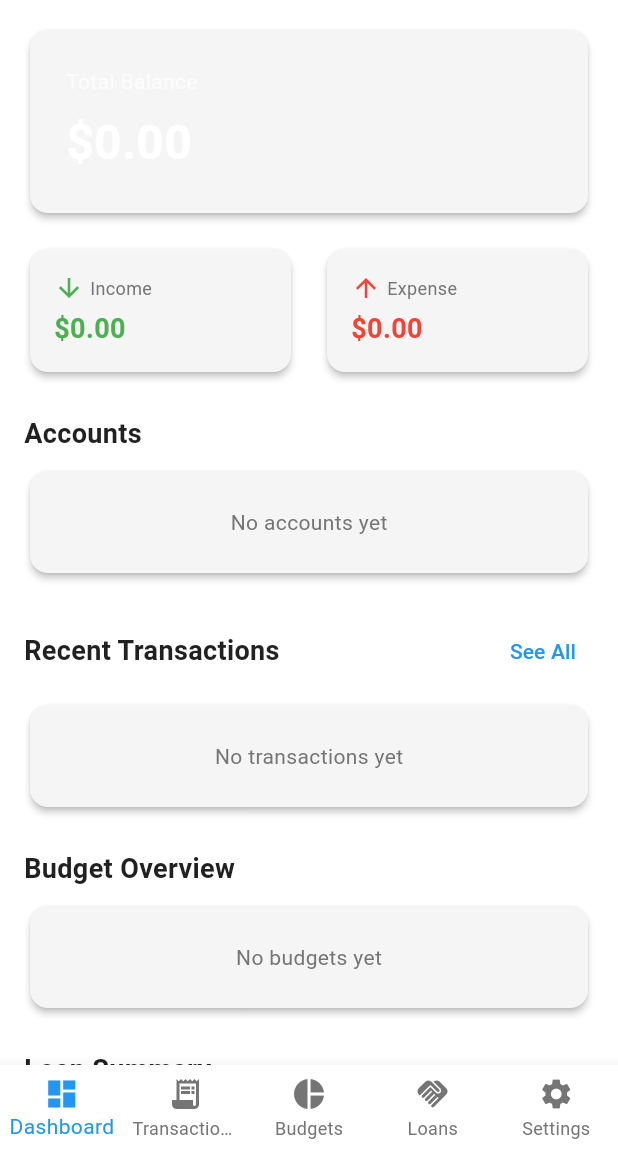
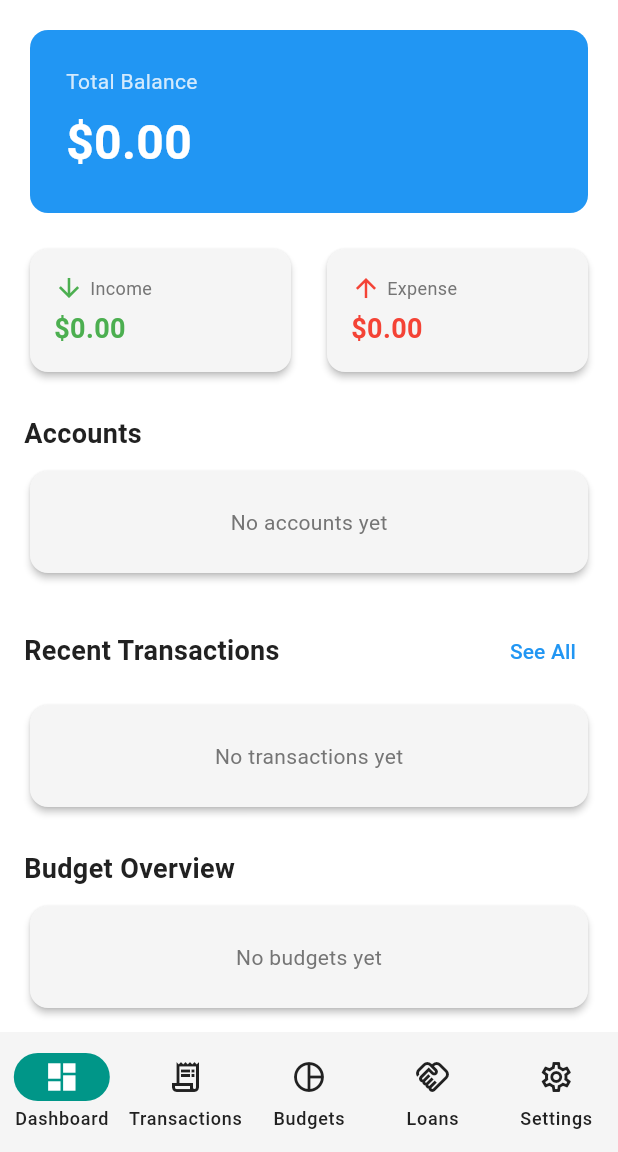
Before and after one commit to irfanekon04/walletflow, a Flutter app: the HomePage screen opened by its route, on a phone screen of 412 x 824 dp, the part 84-1236 px from its top. Run offline on Flutter 3.47's test engine with Material 3 defaults, Android fonts, the phone set to English and light mode, and no system bars; our stand-ins replace connectivity_plus, flutter_dotenv, get, hive, hive_flutter, supabase_flutter; accounts and stored records are empty; statements that could not run were skipped.

Commit message:
fixed ui

```diff
--- a/lib/app/pages/home_page.dart
+++ b/lib/app/pages/home_page.dart
@@ -31,29 +31,33 @@ class _HomePageState extends State<HomePage> {
         index: _currentIndex,
         children: _pages,
       ),
-      bottomNavigationBar: BottomNavigationBar(
-        currentIndex: _currentIndex,
-        onTap: (index) => setState(() => _currentIndex = index),
-        type: BottomNavigationBarType.fixed,
-        items: const [
-          BottomNavigationBarItem(
-            icon: Icon(Icons.dashboard),
+      bottomNavigationBar: NavigationBar(
+        selectedIndex: _currentIndex,
+        onDestinationSelected: (index) => setState(() => _currentIndex = index),
+        destinations: const [
+          NavigationDestination(
+            icon: Icon(Icons.dashboard_outlined),
+            selectedIcon: Icon(Icons.dashboard),
             label: AppStrings.dashboard,
           ),
-          BottomNavigationBarItem(
-            icon: Icon(Icons.receipt_long),
+          NavigationDestination(
+            icon: Icon(Icons.receipt_long_outlined),
+            selectedIcon: Icon(Icons.receipt_long),
             label: AppStrings.transactions,
           ),
-          BottomNavigationBarItem(
-            icon: Icon(Icons.pie_chart),
+          NavigationDestination(
+            icon: Icon(Icons.pie_chart_outline),
+            selectedIcon: Icon(Icons.pie_chart),
             label: AppStrings.budgets,
           ),
-          BottomNavigationBarItem(
-            icon: Icon(Icons.handshake),
+          NavigationDestination(
+            icon: Icon(Icons.handshake_outlined),
+            selectedIcon: Icon(Icons.handshake),
             label: AppStrings.loans,
           ),
-          BottomNavigationBarItem(
-            icon: Icon(Icons.settings),
+          NavigationDestination(
+            icon: Icon(Icons.settings_outlined),
+            selectedIcon: Icon(Icons.settings),
             label: AppStrings.settings,
           ),
         ],
--- a/lib/core/theme/app_theme.dart
+++ b/lib/core/theme/app_theme.dart
@@ -5,41 +5,61 @@ class AppTheme {
   static ThemeData lightTheme = ThemeData(
     useMaterial3: true,
     brightness: Brightness.light,
-    colorScheme: const ColorScheme.light(
+    colorScheme: ColorScheme.fromSeed(
+      seedColor: AppColors.primary,
+      brightness: Brightness.light,
       primary: AppColors.primary,
-      primaryContainer: AppColors.primaryVariant,
       secondary: AppColors.secondary,
       surface: AppColors.surface,
       error: AppColors.error,
-      onPrimary: AppColors.onPrimary,
-      onSecondary: AppColors.onPrimary,
-      onSurface: AppColors.onBackground,
-      onError: AppColors.onPrimary,
     ),
     scaffoldBackgroundColor: AppColors.background,
     appBarTheme: const AppBarTheme(
       backgroundColor: AppColors.primary,
       foregroundColor: AppColors.onPrimary,
       elevation: 0,
+      scrolledUnderElevation: 2,
       centerTitle: true,
     ),
     cardTheme: CardThemeData(
       color: AppColors.surface,
-      elevation: 2,
+      elevation: 1,
+      shadowColor: Colors.black26,
       shape: RoundedRectangleBorder(
-        borderRadius: BorderRadius.circular(12),
+        borderRadius: BorderRadius.circular(16),
       ),
     ),
     floatingActionButtonTheme: const FloatingActionButtonThemeData(
       backgroundColor: AppColors.secondary,
       foregroundColor: AppColors.onPrimary,
+      elevation: 4,
+      highlightElevation: 8,
     ),
-    bottomNavigationBarTheme: const BottomNavigationBarThemeData(
+    navigationBarTheme: NavigationBarThemeData(
       backgroundColor: AppColors.background,
-      selectedItemColor: AppColors.primary,
-      unselectedItemColor: AppColors.onSurface,
-      type: BottomNavigationBarType.fixed,
-      elevation: 8,
+      indicatorColor: AppColors.primary.withValues(alpha: 0.2),
+      labelTextStyle: WidgetStateProperty.resolveWith((states) {
+        if (states.contains(WidgetState.selected)) {
+          return const TextStyle(
+            fontSize: 12,
+            fontWeight: FontWeight.w600,
+            color: AppColors.primary,
+          );
+        }
+        return TextStyle(
+          fontSize: 12,
+          fontWeight: FontWeight.w500,
+          color: AppColors.onSurface,
+        );
+      }),
+      iconTheme: WidgetStateProperty.resolveWith((states) {
+        if (states.contains(WidgetState.selected)) {
+          return const IconThemeData(color: AppColors.primary);
+        }
+        return IconThemeData(color: AppColors.onSurface);
+      }),
+      height: 72,
+      elevation: 3,
     ),
     inputDecorationTheme: InputDecorationTheme(
       filled: true,
@@ -48,78 +68,137 @@ class AppTheme {
         borderRadius: BorderRadius.circular(12),
         borderSide: BorderSide.none,
       ),
+      enabledBorder: OutlineInputBorder(
+        borderRadius: BorderRadius.circular(12),
+        borderSide: BorderSide(color: Colors.grey.shade300),
+      ),
       focusedBorder: OutlineInputBorder(
         borderRadius: BorderRadius.circular(12),
         borderSide: const BorderSide(color: AppColors.primary, width: 2),
       ),
-      contentPadding: const EdgeInsets.symmetric(horizontal: 16, vertical: 14),
+      errorBorder: OutlineInputBorder(
+        borderRadius: BorderRadius.circular(12),
+        borderSide: const BorderSide(color: AppColors.error),
+      ),
+      contentPadding: const EdgeInsets.symmetric(horizontal: 16, vertical: 16),
     ),
-    elevatedButtonTheme: ElevatedButtonThemeData(
-      style: ElevatedButton.styleFrom(
+    filledButtonTheme: FilledButtonThemeData(
+      style: FilledButton.styleFrom(
         backgroundColor: AppColors.primary,
         foregroundColor: AppColors.onPrimary,
-        padding: const EdgeInsets.symmetric(horizontal: 24, vertical: 12),
+        padding: const EdgeInsets.symmetric(horizontal: 24, vertical: 14),
         shape: RoundedRectangleBorder(
           borderRadius: BorderRadius.circular(12),
         ),
+        minimumSize: const Size(64, 48),
+      ),
+    ),
+    outlinedButtonTheme: OutlinedButtonThemeData(
+      style: OutlinedButton.styleFrom(
+        foregroundColor: AppColors.primary,
+        padding: const EdgeInsets.symmetric(horizontal: 24, vertical: 14),
+        shape: RoundedRectangleBorder(
+          borderRadius: BorderRadius.circular(12),
+        ),
+        side: const BorderSide(color: AppColors.primary),
+        minimumSize: const Size(64, 48),
       ),
     ),
     textButtonTheme: TextButtonThemeData(
       style: TextButton.styleFrom(
         foregroundColor: AppColors.primary,
+        padding: const EdgeInsets.symmetric(horizontal: 16, vertical: 8),
       ),
     ),
     bottomSheetTheme: const BottomSheetThemeData(
       shape: RoundedRectangleBorder(
-        borderRadius: BorderRadius.vertical(top: Radius.circular(16)),
+        borderRadius: BorderRadius.vertical(top: Radius.circular(24)),
       ),
+      showDragHandle: true,
+      dragHandleColor: Colors.grey,
     ),
     snackBarTheme: SnackBarThemeData(
       behavior: SnackBarBehavior.floating,
       shape: RoundedRectangleBorder(
+        borderRadius: BorderRadius.circular(12),
+      ),
+    ),
+    chipTheme: ChipThemeData(
+      backgroundColor: AppColors.surface,
+      selectedColor: AppColors.primary.withValues(alpha: 0.2),
+      labelStyle: const TextStyle(fontSize: 14),
+      shape: RoundedRectangleBorder(
         borderRadius: BorderRadius.circular(8),
       ),
+    ),
+    dividerTheme: const DividerThemeData(
+      color: Color(0xFFE0E0E0),
+      thickness: 1,
+      space: 1,
+    ),
+    listTileTheme: const ListTileThemeData(
+      contentPadding: EdgeInsets.symmetric(horizontal: 16, vertical: 4),
     ),
   );
 
   static ThemeData darkTheme = ThemeData(
     useMaterial3: true,
     brightness: Brightness.dark,
-    colorScheme: const ColorScheme.dark(
+    colorScheme: ColorScheme.fromSeed(
+      seedColor: AppColors.primaryDark,
+      brightness: Brightness.dark,
       primary: AppColors.primaryDark,
-      primaryContainer: AppColors.primaryVariantDark,
       secondary: AppColors.secondaryDark,
       surface: AppColors.surfaceDark,
       error: AppColors.errorDark,
-      onPrimary: AppColors.onPrimaryDark,
-      onSecondary: AppColors.onPrimaryDark,
-      onSurface: AppColors.onBackgroundDark,
-      onError: AppColors.onPrimaryDark,
     ),
     scaffoldBackgroundColor: AppColors.backgroundDark,
     appBarTheme: const AppBarTheme(
       backgroundColor: AppColors.surfaceDark,
       foregroundColor: AppColors.onBackgroundDark,
       elevation: 0,
+      scrolledUnderElevation: 2,
       centerTitle: true,
     ),
     cardTheme: CardThemeData(
       color: AppColors.surfaceDark,
-      elevation: 2,
+      elevation: 1,
+      shadowColor: Colors.black45,
       shape: RoundedRectangleBorder(
-        borderRadius: BorderRadius.circular(12),
+        borderRadius: BorderRadius.circular(16),
       ),
     ),
     floatingActionButtonTheme: const FloatingActionButtonThemeData(
       backgroundColor: AppColors.secondaryDark,
       foregroundColor: AppColors.onPrimaryDark,
+      elevation: 4,
+      highlightElevation: 8,
     ),
-    bottomNavigationBarTheme: const BottomNavigationBarThemeData(
+    navigationBarTheme: NavigationBarThemeData(
       backgroundColor: AppColors.surfaceDark,
-      selectedItemColor: AppColors.primaryDark,
-      unselectedItemColor: AppColors.onSurfaceDark,
-      type: BottomNavigationBarType.fixed,
-      elevation: 8,
+      indicatorColor: AppColors.primaryDark.withValues(alpha: 0.2),
+      labelTextStyle: WidgetStateProperty.resolveWith((states) {
+        if (states.contains(WidgetState.selected)) {
+          return const TextStyle(
+            fontSize: 12,
+            fontWeight: FontWeight.w600,
+            color: AppColors.primaryDark,
+          );
+        }
+        return TextStyle(
+          fontSize: 12,
+          fontWeight: FontWeight.w500,
+          color: AppColors.onSurfaceDark,
+        );
+      }),
+      iconTheme: WidgetStateProperty.resolveWith((states) {
+        if (states.contains(WidgetState.selected)) {
+          return const IconThemeData(color: AppColors.primaryDark);
+        }
+        return IconThemeData(color: AppColors.onSurfaceDark);
+      }),
+      height: 72,
+      elevation: 3,
     ),
     inputDecorationTheme: InputDecorationTheme(
       filled: true,
@@ -128,37 +207,76 @@ class AppTheme {
         borderRadius: BorderRadius.circular(12),
         borderSide: BorderSide.none,
       ),
+      enabledBorder: OutlineInputBorder(
+        borderRadius: BorderRadius.circular(12),
+        borderSide: BorderSide(color: Colors.grey.shade700),
+      ),
       focusedBorder: OutlineInputBorder(
         borderRadius: BorderRadius.circular(12),
         borderSide: const BorderSide(color: AppColors.primaryDark, width: 2),
       ),
-      contentPadding: const EdgeInsets.symmetric(horizontal: 16, vertical: 14),
+      errorBorder: OutlineInputBorder(
+        borderRadius: BorderRadius.circular(12),
+        borderSide: const BorderSide(color: AppColors.errorDark),
+      ),
+      contentPadding: const EdgeInsets.symmetric(horizontal: 16, vertical: 16),
     ),
-    elevatedButtonTheme: ElevatedButtonThemeData(
-      style: ElevatedButton.styleFrom(
+    filledButtonTheme: FilledButtonThemeData(
+      style: FilledButton.styleFrom(
         backgroundColor: AppColors.primaryDark,
         foregroundColor: AppColors.onPrimaryDark,
-        padding: const EdgeInsets.symmetric(horizontal: 24, vertical: 12),
+        padding: const EdgeInsets.symmetric(horizontal: 24, vertical: 14),
         shape: RoundedRectangleBorder(
           borderRadius: BorderRadius.circular(12),
         ),
+        minimumSize: const Size(64, 48),
+      ),
+    ),
+    outlinedButtonTheme: OutlinedButtonThemeData(
+      style: OutlinedButton.styleFrom(
+        foregroundColor: AppColors.primaryDark,
+        padding: const EdgeInsets.symmetric(horizontal: 24, vertical: 14),
+        shape: RoundedRectangleBorder(
+          borderRadius: BorderRadius.circular(12),
+        ),
+        side: const BorderSide(color: AppColors.primaryDark),
+        minimumSize: const Size(64, 48),
       ),
     ),
     textButtonTheme: TextButtonThemeData(
       style: TextButton.styleFrom(
         foregroundColor: AppColors.primaryDark,
+        padding: const EdgeInsets.symmetric(horizontal: 16, vertical: 8),
       ),
     ),
     bottomSheetTheme: const BottomSheetThemeData(
       shape: RoundedRectangleBorder(
-        borderRadius: BorderRadius.vertical(top: Radius.circular(16)),
+        borderRadius: BorderRadius.vertical(top: Radius.circular(24)),
       ),
+      showDragHandle: true,
+      dragHandleColor: Colors.grey,
     ),
     snackBarTheme: SnackBarThemeData(
       behavior: SnackBarBehavior.floating,
       shape: RoundedRectangleBorder(
+        borderRadius: BorderRadius.circular(12),
+      ),
+    ),
+    chipTheme: ChipThemeData(
+      backgroundColor: AppColors.surfaceDark,
+      selectedColor: AppColors.primaryDark.withValues(alpha: 0.2),
+      labelStyle: const TextStyle(fontSize: 14),
+      shape: RoundedRectangleBorder(
         borderRadius: BorderRadius.circular(8),
       ),
     ),
+    dividerTheme: const DividerThemeData(
+      color: Color(0xFF424242),
+      thickness: 1,
+      space: 1,
+    ),
+    listTileTheme: const ListTileThemeData(
+      contentPadding: EdgeInsets.symmetric(horizontal: 16, vertical: 4),
+    ),
   );
 }
--- a/lib/features/budgets/presentation/pages/budgets_page.dart
+++ b/lib/features/budgets/presentation/pages/budgets_page.dart
@@ -230,7 +230,7 @@ class BudgetsPage extends StatelessWidget {
             const SizedBox(height: AppDimensions.paddingL),
             SizedBox(
               width: double.infinity,
-              child: ElevatedButton(
+              child: FilledButton(
                 onPressed: () async {
                   final amount = double.tryParse(amountController.text);
                   if (amount != null && amount > 0 && selectedCategoryId.value.isNotEmpty) {
--- a/lib/features/dashboard/presentation/pages/dashboard_page.dart
+++ b/lib/features/dashboard/presentation/pages/dashboard_page.dart
@@ -70,10 +70,13 @@ class DashboardPage extends StatelessWidget {
   }
 
   Widget _buildBalanceCard(BuildContext context, String balance) {
+    final theme = Theme.of(context);
     return Card(
+      elevation: 0,
+      color: theme.colorScheme.primary,
       child: Container(
         width: double.infinity,
-        padding: EdgeInsets.all(AppDimensions.paddingL),
+        padding: EdgeInsets.all(AppDimensions.paddingL * context.responsiveFontSize),
         child: Column(
           crossAxisAlignment: CrossAxisAlignment.start,
           children: [
@@ -81,7 +84,7 @@ class DashboardPage extends StatelessWidget {
               AppStrings.totalBalance,
               style: TextStyle(
                 fontSize: 14 * context.responsiveFontSize,
-                color: Colors.white70,
+                color: theme.colorScheme.onPrimary.withValues(alpha: 0.8),
               ),
             ),
             const SizedBox(height: AppDimensions.paddingS),
@@ -90,7 +93,7 @@ class DashboardPage extends StatelessWidget {
               style: TextStyle(
                 fontSize: 32 * context.responsiveFontSize,
                 fontWeight: FontWeight.bold,
-                color: Colors.white,
+                color: theme.colorScheme.onPrimary,
               ),
             ),
           ],
```
Also changed, not shown: lib/features/loans/presentation/pages/loans_page.dart (+4 -4 lines), lib/features/settings/presentation/pages/settings_page.dart (+8 -8 lines), lib/features/transactions/presentation/pages/transactions_page.dart (+14 -16 lines).
